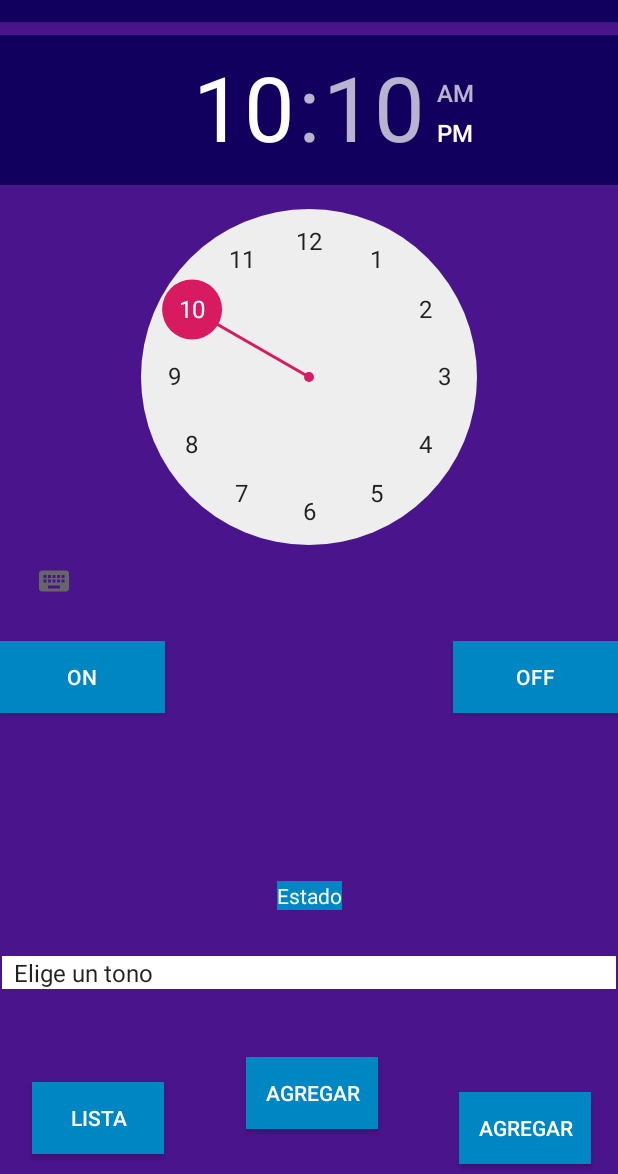
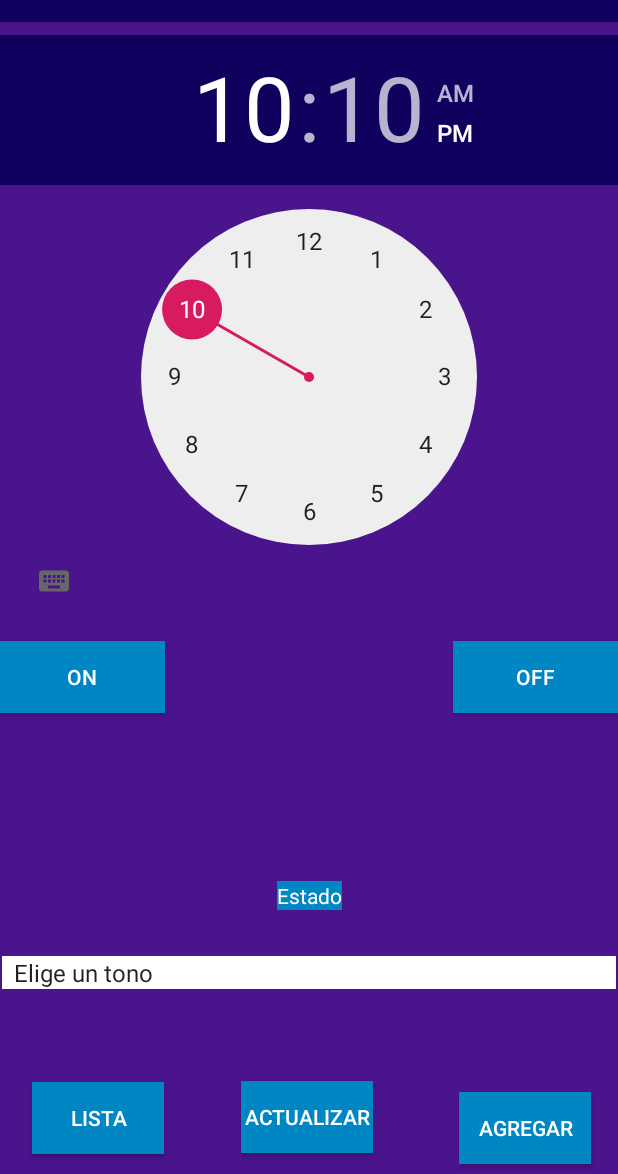
Before and after one commit to issanPH/prueba, an Android app: the screen it shows after launch (MainActivity), on a phone screen of 412 x 824 dp, the part 62-1236 px from its top. Run offline under Robolectric (Android 15) with nearby library versions, the light colour scheme and no system bars.

Commit message:
hecho creo :v

```diff
--- a/app/src/main/res/layout/content_main.xml
+++ b/app/src/main/res/layout/content_main.xml
@@ -118,14 +118,14 @@
         android:id="@+id/btnActualizar"
         android:layout_width="wrap_content"
         android:layout_height="wrap_content"
-        android:layout_marginTop="85dp"
         android:background="#0086c3"
         android:text="@string/editar_alarma"
         android:textColor="#ffffff"
         app:layout_constraintBottom_toBottomOf="parent"
         app:layout_constraintEnd_toStartOf="@+id/btnAgregar"
+        app:layout_constraintHorizontal_bias="0.472"
         app:layout_constraintStart_toEndOf="@+id/btnLista"
-        app:layout_constraintTop_toBottomOf="@+id/estado_alarma"
-        app:layout_constraintVertical_bias="0.29000002" />
+        app:layout_constraintTop_toBottomOf="@+id/tonos_spinner"
+        app:layout_constraintVertical_bias="0.81" />
 
 </androidx.constraintlayout.widget.ConstraintLayout>
--- a/app/src/main/res/values/strings.xml
+++ b/app/src/main/res/values/strings.xml
@@ -2,7 +2,7 @@
     <string name="app_name">Despertador</string>
     <string name="action_settings">Settings</string>
     <string name='inicio_alarma'> Agregar </string>
-    <string name='editar_alarma'> Agregar </string>
+    <string name='editar_alarma'> Actualizar </string>
     <string name='inicio2_alarma'> ON </string>
     <string name='fin_alarma'> OFF </string>
     <string name='alarma'> lista</string>
```
